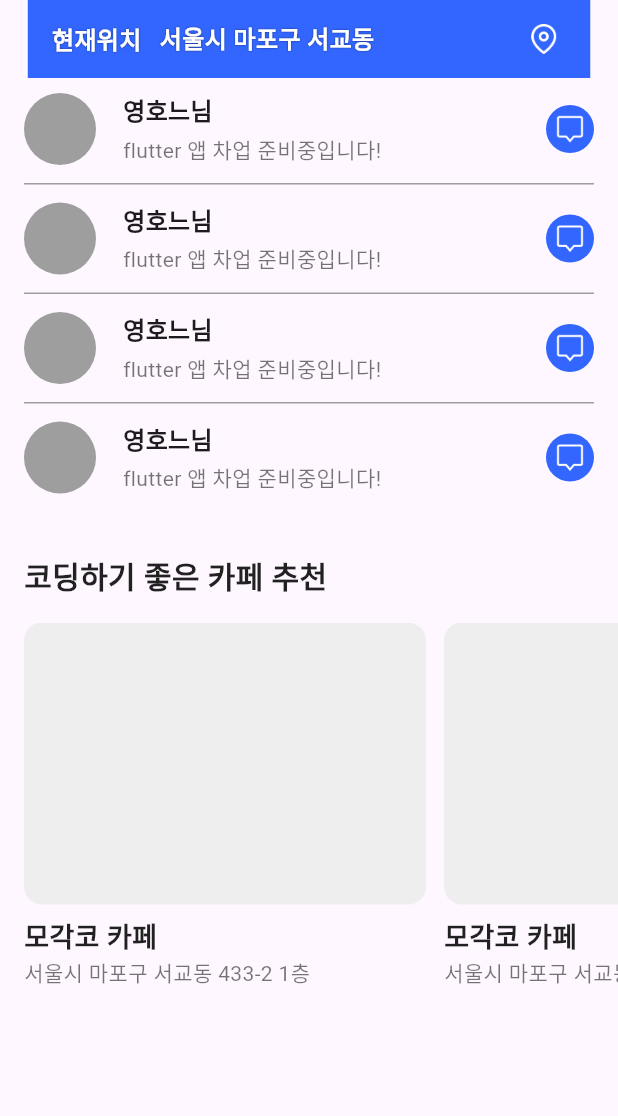
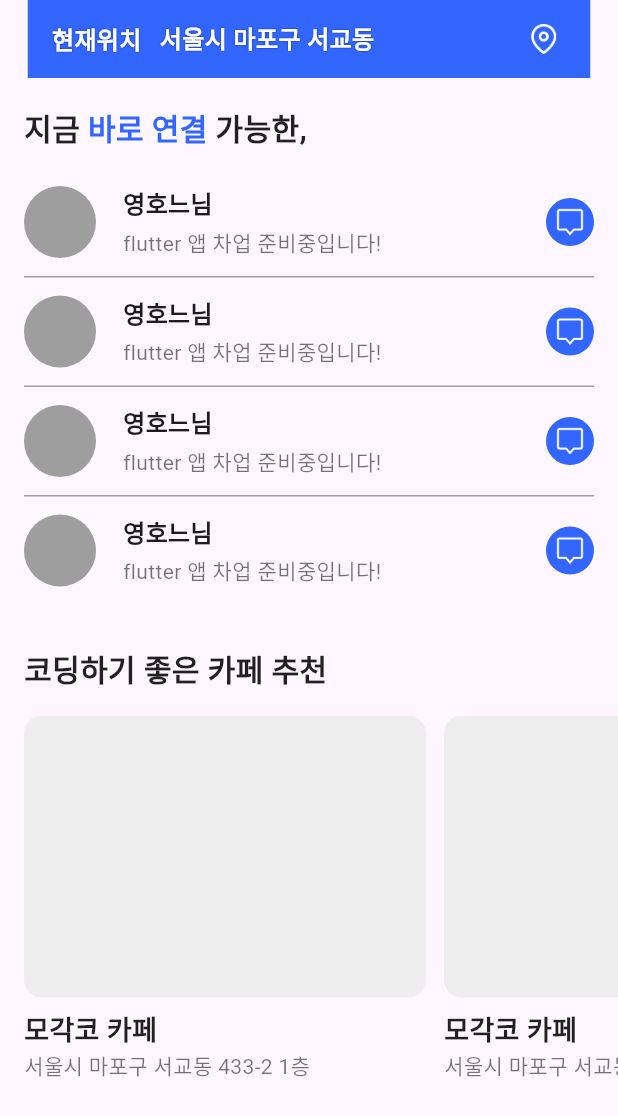
Before and after one commit to PolarisAnnie/Gps-Chat-app, a Flutter app: the screen it shows after launch, on a phone screen of 412 x 824 dp. Shown: the top 1116 px of the screen. Run offline on Flutter 3.47's test engine with Material 3 defaults, Android fonts, the phone set to English and light mode, and no system bars; our stand-ins replace firebase_core; accounts and stored records are empty; Roboto replaces fonts that are missing (Paperlogy).

```diff
--- a/lib/ui/pages/home/homepage.dart
+++ b/lib/ui/pages/home/homepage.dart
@@ -75,6 +75,44 @@ class Homepage extends StatelessWidget {
               ),
             ),
             const SizedBox(height: 10),
+
+            // 지금 바로 연결 가능한, 텍스트
+            Container(
+              width: 375,
+              padding: EdgeInsets.symmetric(horizontal: 16, vertical: 8),
+              alignment: Alignment.centerLeft,
+              child: const Text.rich(
+                TextSpan(
+                  children: [
+                    TextSpan(
+                      text: '지금 ',
+                      style: TextStyle(
+                        fontSize: 20,
+                        fontWeight: FontWeight.w600,
+                        color: Colors.black87,
+                      ),
+                    ),
+                    TextSpan(
+                      text: '바로 연결',
+                      style: TextStyle(
+                        fontSize: 20,
+                        fontWeight: FontWeight.w600,
+                        color: Color(0xFF3266FF),
+                      ),
+                    ),
+                    TextSpan(
+                      text: ' 가능한,',
+                      style: TextStyle(
+                        fontSize: 20,
+                        fontWeight: FontWeight.w600,
+                        color: Colors.black87,
+                      ),
+                    ),
+                  ],
+                ),
+              ),
+            ),
+            const SizedBox(height: 16),
 
             // 연결 가능한 친구 리스트
             Padding(
```
